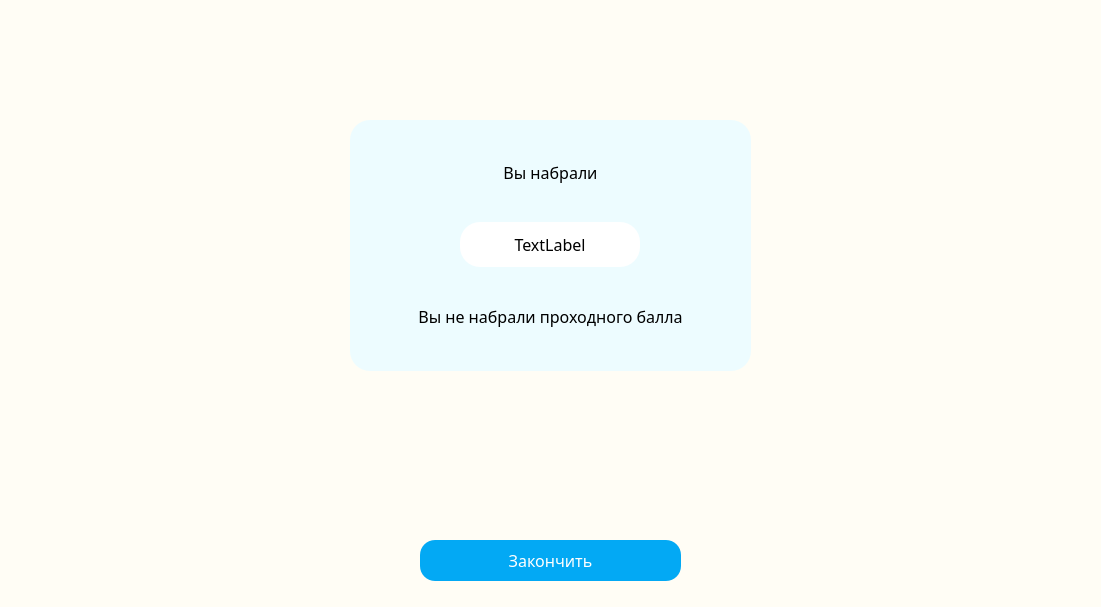
Qt form Test_app/MainWindow_1.ui (Blinded-by-luck/mil_faculty_app) before a commit.
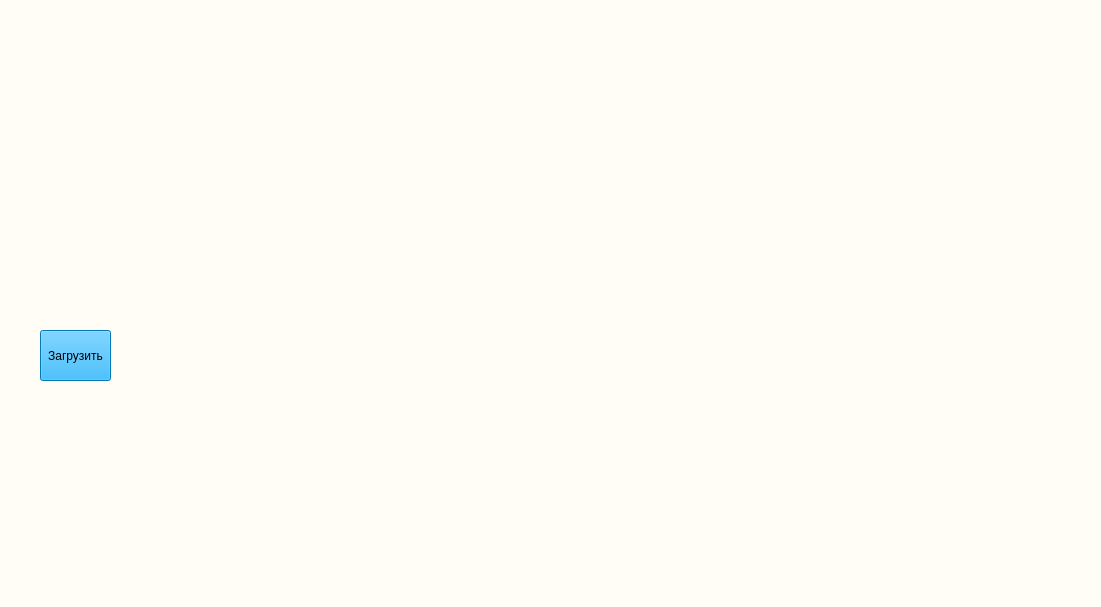
The same form after that commit.

What changed in the file:
```diff
--- a/Test_app/MainWindow_1.ui
+++ b/Test_app/MainWindow_1.ui
@@ -50,7 +50,7 @@
     <string notr="true">background: #fffdf5;</string>
    </property>
    <property name="currentIndex">
-    <number>12</number>
+    <number>13</number>
    </property>
    <widget class="QWidget" name="welcome">
     <widget class="QPushButton" name="pushButton">
@@ -3015,6 +3015,24 @@
      </property>
     </widget>
    </widget>
+   <widget class="QWidget" name="attacker">
+    <widget class="QPushButton" name="download_btn">
+     <property name="geometry">
+      <rect>
+       <x>40</x>
+       <y>330</y>
+       <width>71</width>
+       <height>51</height>
+      </rect>
+     </property>
+     <property name="styleSheet">
+      <string notr="true">background-color: rgb(0, 170, 255);</string>
+     </property>
+     <property name="text">
+      <string>Загрузить</string>
+     </property>
+    </widget>
+   </widget>
   </widget>
  </widget>
  <resources/>
```
